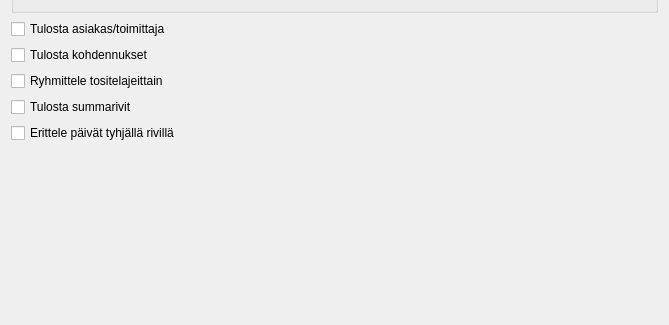
First picture: the form in kitsas/raportti/paivakirja.ui, repository artoh/kitupiikki, before the edit; both pictures show x 0 to 669 and y 366 to 691 of the 669 by 691 pixel window.
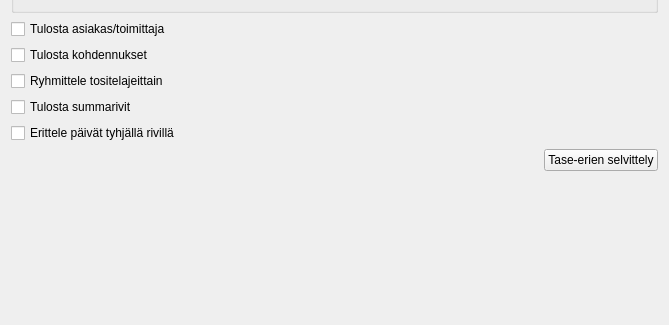
Second picture: the form after the edit. Icons and pictures are not drawn. Custom widgets are drawn as their Qt base class.

Commit message: Erien selvitys

The edit to the form file:
```diff
--- a/kitsas/raportti/paivakirja.ui
+++ b/kitsas/raportti/paivakirja.ui
@@ -238,6 +238,34 @@
      </property>
     </widget>
    </item>
+   <item>
+    <layout class="QHBoxLayout" name="horizontalLayout">
+     <item>
+      <spacer name="horizontalSpacer">
+       <property name="orientation">
+        <enum>Qt::Horizontal</enum>
+       </property>
+       <property name="sizeHint" stdset="0">
+        <size>
+         <width>40</width>
+         <height>20</height>
+        </size>
+       </property>
+      </spacer>
+     </item>
+     <item>
+      <widget class="QPushButton" name="selvittelyNappi">
+       <property name="text">
+        <string>Tase-erien selvittely</string>
+       </property>
+       <property name="icon">
+        <iconset resource="../pic/pic.qrc">
+         <normaloff>:/pic/etsi.png</normaloff>:/pic/etsi.png</iconset>
+       </property>
+      </widget>
+     </item>
+    </layout>
+   </item>
    <item>
     <spacer name="verticalSpacer">
      <property name="orientation">
@@ -254,17 +282,17 @@
   </layout>
  </widget>
  <customwidgets>
+  <customwidget>
+   <class>KieliCombo</class>
+   <extends>QComboBox</extends>
+   <header location="global">kieli/kielicombo.h</header>
+  </customwidget>
   <customwidget>
    <class>LaatuSlider</class>
    <extends>QWidget</extends>
    <header location="global">arkistoija/laatuslider.h</header>
    <container>1</container>
   </customwidget>
-  <customwidget>
-   <class>KieliCombo</class>
-   <extends>QComboBox</extends>
-   <header location="global">kieli/kielicombo.h</header>
-  </customwidget>
   <customwidget>
    <class>KohdennusCombo</class>
    <extends>QComboBox</extends>
```
The commit also changes 13 other files.
